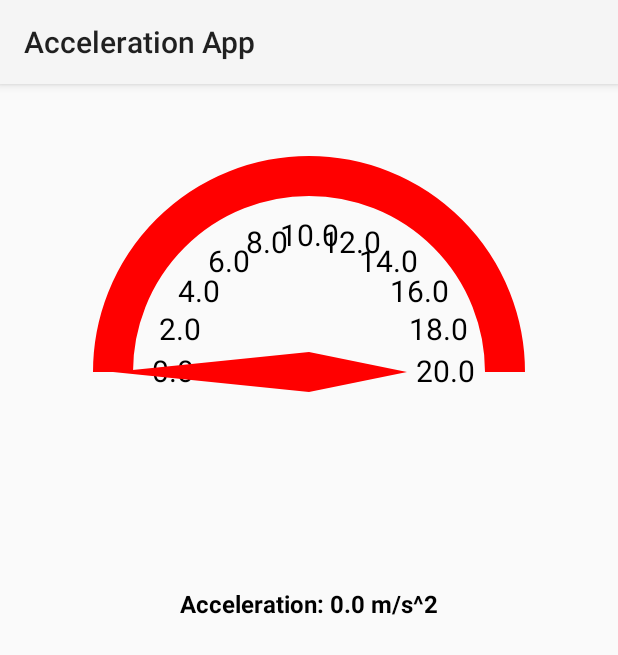
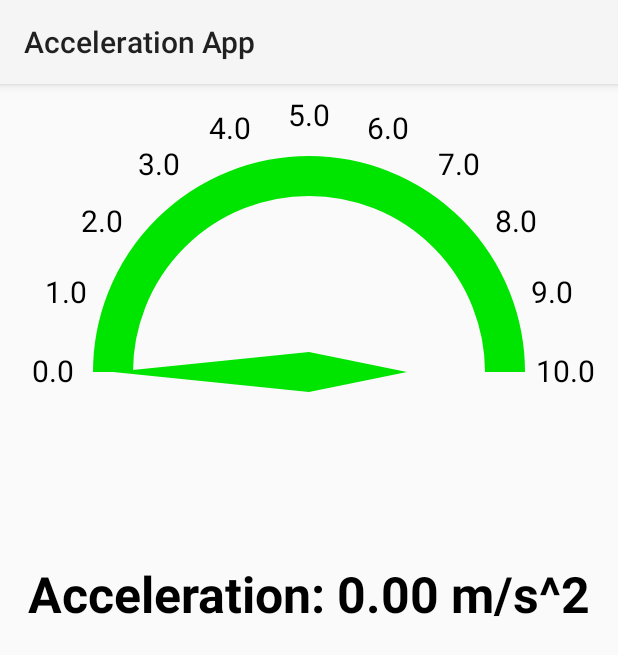
Before and after one commit to PatrikEdelenji/Accelerometer, an Android app: the screen it shows after launch (MainActivity), on a phone screen of 412 x 824 dp. Shown: the top 655 px of the screen. Run offline under Robolectric (Android 15) with nearby library versions, the phone set to English and light mode, and no system bars.

Commit message:
changed how to code with paints work a bit, made the colors of gauge change depending on the acceleration

```diff
--- a/app/src/main/java/com/example/accelerometer/GaugeView.java
+++ b/app/src/main/java/com/example/accelerometer/GaugeView.java
@@ -10,17 +10,21 @@ import android.graphics.Path;
 import android.graphics.Typeface;
 import android.util.AttributeSet;
 import android.view.View;
+
+import androidx.core.graphics.ColorUtils;
+
 import java.util.Locale;
 
 public class GaugeView extends View {
 
     private float accelerationValue = 0f;
     private Paint gaugePaint;
+    private Paint needlePaint;
     private Paint backgroundPaint;
     private float centerX;
     private float centerY;
     private float radius;
-    private float maxValue = 20f;
+    private float maxValue = 10f;
     private float minValue = 0f;
     private float startAngle = -90f;
     private float endAngle = 90f;
@@ -37,7 +41,12 @@ public class GaugeView extends View {
         gaugePaint = new Paint(Paint.ANTI_ALIAS_FLAG);
         gaugePaint.setStyle(Paint.Style.STROKE);
         gaugePaint.setStrokeWidth(40f);
-        gaugePaint.setColor(Color.RED);
+        //gaugePaint.setColor(Color.RED);
+
+        needlePaint = new Paint(Paint.ANTI_ALIAS_FLAG);
+        needlePaint.setStyle(Paint.Style.FILL);
+        //needlePaint.setStrokeWidth(2.0f);
+
 
         backgroundPaint = new Paint(Paint.ANTI_ALIAS_FLAG);
         backgroundPaint.setStyle(Paint.Style.STROKE);
@@ -92,8 +101,9 @@ public class GaugeView extends View {
             float labelAngleRad = (float) Math.toRadians(labelAngle);
 
             // Calculate the position of the label
-            float x = centerX + (radius - 60f) * (float) Math.sin(labelAngleRad);
-            float y = centerY - (radius - 60f) * (float) Math.cos(labelAngleRad);
+            // CHanging + and - decides whether the numbers will be inside or outside of the gauge
+            float x = centerX + (radius + 60f) * (float) Math.sin(labelAngleRad);
+            float y = centerY - (radius + 60f) * (float) Math.cos(labelAngleRad);
 
             // Calculate the width of the text
             String label = String.format(Locale.getDefault(), "%.1f", scaleValue);
@@ -108,16 +118,17 @@ public class GaugeView extends View {
         // Calculate the angle of the needle based on the acceleration value
         float angle = Math.max(startAngle, Math.min(endAngle, (endAngle - startAngle) * (accelerationValue - minValue) / (maxValue - minValue) + startAngle));
 
-        // Limit the angle of the needle to be within the gauge arc
-        //float gaugeArc = endAngle - startAngle;
-        //float halfGaugeArc = gaugeArc / 2f;
+        /*
+        Limit the angle of the needle to be within the gauge arc
+        float gaugeArc = endAngle - startAngle;
+        float halfGaugeArc = gaugeArc / 2f;
+        */
+
         float lowerLimit = startAngle;
         float upperLimit = endAngle;
         angle = Math.max(lowerLimit, Math.min(upperLimit, angle));
 
         // Draw the gauge needle
-        Paint needlePaint = new Paint();
-        needlePaint.setColor(Color.RED);
         needlePaint.setStyle(Paint.Style.FILL);
         Path needlePath = new Path();
         needlePath.moveTo(centerX, centerY - radius);
@@ -130,14 +141,30 @@ public class GaugeView extends View {
         canvas.drawPath(needlePath, needlePaint);
         canvas.restore();
 
+        // Update the gauge color based on the acceleration value
+        int gaugeColor, needleColor;
+        if (accelerationValue < 2.0) {
+            needleColor = ColorUtils.blendARGB(Color.GREEN, Color.BLACK, 0.1f); // Set needle color to a darker shade of green for acceleration < 2.0
+            gaugeColor = ColorUtils.blendARGB(Color.GREEN, Color.BLACK, 0.1f); // Set gauge color to a darker shade of green for acceleration < 2.0
+        } else if (accelerationValue < 6.0) {
+            needleColor = ColorUtils.blendARGB(Color.YELLOW, Color.BLACK, 0.1f); // Set needle color to a darker shade of yellow for acceleration between 2.0 and 6.0
+            gaugeColor = Color.YELLOW; // Set gauge color to yellow for acceleration between 2.0 and 6.0
+        } else {
+            needleColor = Color.RED; // Set needle color to red for acceleration >= 6.0
+            gaugeColor = Color.RED; // Set gauge color to red for acceleration >= 6.0
+        }
+        gaugePaint.setColor(gaugeColor);
+        needlePaint.setColor(needleColor);
+
         // Draw the gauge outline
         canvas.drawArc(centerX - radius, centerY - radius, centerX + radius, centerY + radius, 180f, 180f, false, gaugePaint);
 
         // Draw the acceleration value text
-        String accelerationValueText = "Acceleration: " + accelerationValue + " m/s^2";
+        String accelerationValueText = "Acceleration: " + String.format("%.2f", accelerationValue) + " m/s^2";
         Paint accelerationValueTextPaint = new Paint();
         accelerationValueTextPaint.setColor(Color.BLACK);
-        accelerationValueTextPaint.setTextSize(24f);
+        accelerationValueTextPaint.setTextSize(50f);
+
         accelerationValueTextPaint.setTextAlign(Paint.Align.CENTER);
         accelerationValueTextPaint.setTypeface(Typeface.create(Typeface.DEFAULT, Typeface.BOLD));
         float accelerationValueTextWidth = accelerationValueTextPaint.measureText(accelerationValueText);
--- a/app/src/main/java/com/example/accelerometer/MainActivity.java
+++ b/app/src/main/java/com/example/accelerometer/MainActivity.java
@@ -70,8 +70,6 @@ public class MainActivity extends AppCompatActivity implements SensorEventListen
             accelerationTextView.setText("Acceleration: " + acceleration + " m/s²");
             */
 
-
-
             long timestamp = System.currentTimeMillis();
 
             // Add acceleration data to the database
--- a/app/src/main/res/layout/activity_main.xml
+++ b/app/src/main/res/layout/activity_main.xml
@@ -19,4 +19,14 @@
         app:agv_scale_start_angle="210"
         app:agv_value="0" />
 
+    <TextView
+        android:id="@+id/accelerationTextView"
+        android:layout_width="wrap_content"
+        android:layout_height="wrap_content"
+        android:text="0.00 m/s^2"
+        android:textSize="150sp"
+        android:textColor="#000000"
+        android:layout_below="@id/GaugeView"
+        android:layout_centerHorizontal="true" />
+
 </RelativeLayout>
```
